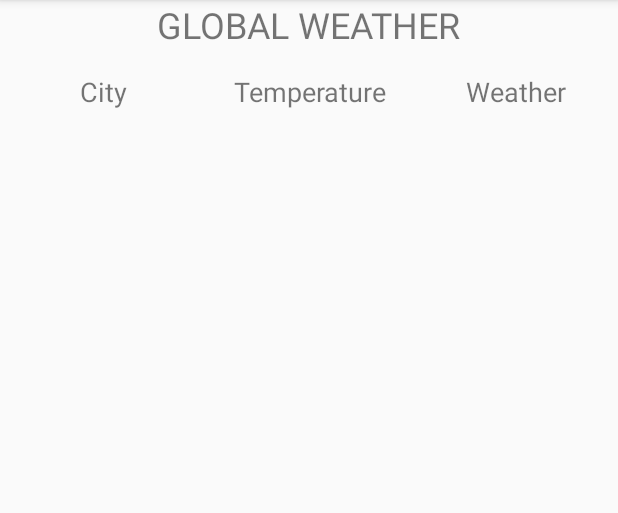
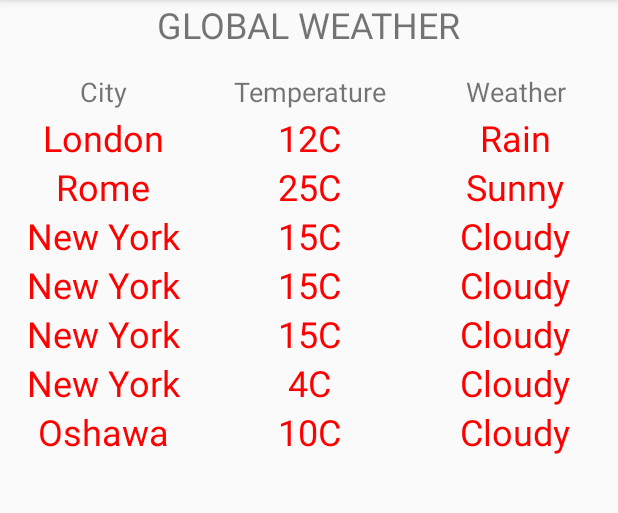
Before and after one commit to Fall2019SOFE4640/Week6-XMLParser, an Android app: the XmlParser screen opened directly, with no data from a screen before it, on a phone screen of 412 x 824 dp, the part 84-597 px from its top. Run offline under Robolectric (Android 15) with nearby library versions, the phone set to English and light mode, and no system bars.

Commit message:
second commit

```diff
--- a/app/src/main/java/com/example/xmlparser/XmlParser.java
+++ b/app/src/main/java/com/example/xmlparser/XmlParser.java
@@ -29,7 +29,7 @@ public class XmlParser extends AppCompatActivity {
         setContentView(R.layout.activity_xml_parser);
 
 
-        LinearLayout linearLayout = (LinearLayout) findViewById(R.id.linearLayoutParser);
+       //LinearLayout linearLayout = (LinearLayout) findViewById(R.id.linearLayoutParser);
         XmlResourceParser parser = getResources().getXml(R.xml.weather);
         //pass the parser to process it
         try {
@@ -44,6 +44,8 @@ public class XmlParser extends AppCompatActivity {
 
     private void processData(XmlResourceParser parser) throws IOException, XmlPullParserException {
         int eventType = -1;
+
+
         while (eventType != XmlResourceParser.END_DOCUMENT){//1
          if(eventType == XmlResourceParser.START_TAG){//2
           String localName =  parser.getName();
@@ -52,16 +54,47 @@ public class XmlParser extends AppCompatActivity {
               String temperature = parser.getAttributeValue(null,"temperature");
               String weather = parser.getAttributeValue(null,"weather");
               Log.d("testParser",city+ " "+ temperature+ " "+ weather );
-              printValues(city,temperature,weather);
-
-          }
+              printValues(city,temperature,weather);}
           }
             eventType=parser.next();
          }
         }
 
     private void printValues(String city, String temperature, String weather) {
+        LinearLayout weatherData = (LinearLayout) new LinearLayout(this);
+        LinearLayout.LayoutParams params = new LinearLayout.LayoutParams(0,ViewGroup.LayoutParams.WRAP_CONTENT);
 
+        params.weight=1;
+        TextView cityText = new TextView(this);
+
+        TextView TemperatureText = new TextView(this);
+        TextView weatherText = new TextView(this);
+
+
+        LinearLayout linearLayout =findViewById(R.id.linearLayoutParser);
+
+        cityText.setLayoutParams(params);
+        cityText.setText(city);
+        cityText.setTextSize(24);
+        cityText.setTextColor(Color.RED);
+        cityText.setTextAlignment(View.TEXT_ALIGNMENT_CENTER);
+        weatherData.addView(cityText);
+
+        TemperatureText.setLayoutParams(params);
+        TemperatureText.setText(temperature);
+        TemperatureText.setTextSize(24);
+        TemperatureText.setTextColor(Color.RED);
+        TemperatureText.setTextAlignment(View.TEXT_ALIGNMENT_CENTER);
+        weatherData.addView(TemperatureText);
+
+        weatherText.setLayoutParams(params);
+        weatherText.setText(weather);
+        weatherText.setTextSize(24);
+        weatherText.setTextColor(Color.RED);
+        weatherText.setTextAlignment(View.TEXT_ALIGNMENT_CENTER);
+        weatherData.addView(weatherText);
+
+        linearLayout.addView(weatherData);
 
     }
 
--- a/app/src/main/res/xml/weather.xml
+++ b/app/src/main/res/xml/weather.xml
@@ -27,4 +27,9 @@
         city="New York"
         temperature="4C"
         weather="Cloudy" />
+
+    <location
+        city="Oshawa"
+        temperature="10C"
+        weather="Cloudy" />
 </weather>
--- a/build.gradle
+++ b/build.gradle
@@ -7,7 +7,7 @@ buildscript {
 
     }
     dependencies {
-        classpath 'com.android.tools.build:gradle:3.5.0'
+        classpath 'com.android.tools.build:gradle:3.5.1'
 
         // NOTE: Do not place your application dependencies here; they belong
         // in the individual module build.gradle files
```
